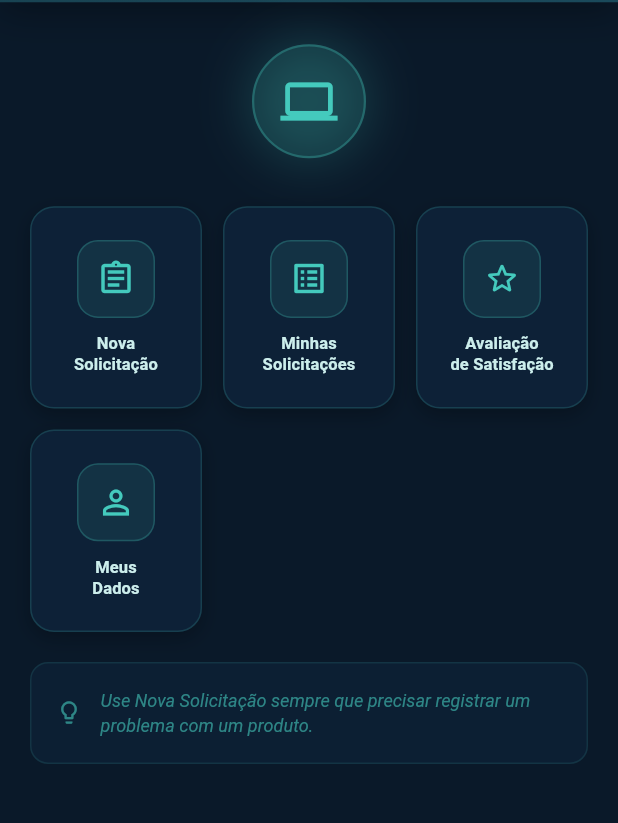
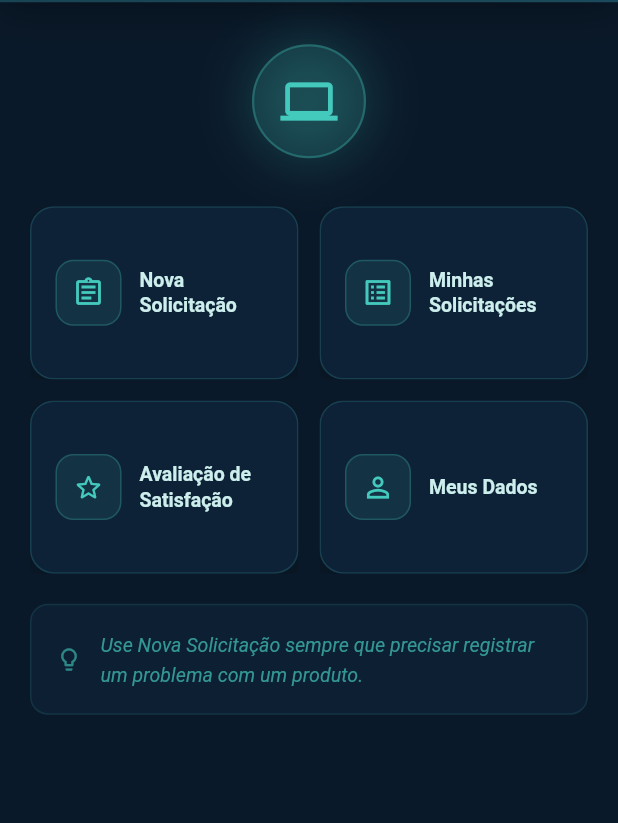
Before and after one commit to caua32/LogPass, a Flutter app: the DashboardPage screen opened by its route, on a phone screen of 412 x 824 dp, the part 168-991 px from its top. Run offline on Flutter 3.47's test engine with Material 3 defaults, Android fonts, the phone set to English and light mode, and no system bars; our stand-ins replace go_router, shared_preferences; accounts and stored records are empty; network calls fail.

Commit message:
Melhorias de estetica e acessibilidade no frontend

```diff
--- a/frontend/lib/core/app_header.dart
+++ b/frontend/lib/core/app_header.dart
@@ -97,7 +97,7 @@ class AppHeader extends StatelessWidget {
                     subtitle!,
                     style: TextStyle(
                       fontSize: 12,
-                      color: const Color(0xFF44CABD).withValues(alpha: 0.55),
+                      color: const Color(0xFF44CABD).withValues(alpha: 0.70),
                       letterSpacing: 0.1,
                     ),
                   ),
--- a/frontend/lib/pages/consumidor/request_page.dart
+++ b/frontend/lib/pages/consumidor/request_page.dart
@@ -184,7 +184,7 @@ class _RequestPageState extends State<RequestPage> with SingleTickerProviderStat
                       TextFormField(
                         controller: _cnpjCtrl,
                         keyboardType: TextInputType.text,
-                        style: const TextStyle(color: Color(0xFF44CABD), fontSize: 14),
+                        style: const TextStyle(color: Color(0xFFE8F8F7), fontSize: 14),
                         decoration: appInputDeco('00.000.000/0000-00'),
                         validator: (v) => (v == null || v.isEmpty)
                             ? 'Informe o CNPJ da empresa' : null,
@@ -210,7 +210,7 @@ class _RequestPageState extends State<RequestPage> with SingleTickerProviderStat
                     children: [
                       TextFormField(
                         controller: _numeroPedidoCtrl,
-                        style: const TextStyle(color: Color(0xFF44CABD), fontSize: 14),
+                        style: const TextStyle(color: Color(0xFFE8F8F7), fontSize: 14),
                         decoration: appInputDeco('Ex: 12345'),
                         validator: (v) => (v == null || v.isEmpty)
                             ? 'Informe o número do pedido' : null,
@@ -225,7 +225,7 @@ class _RequestPageState extends State<RequestPage> with SingleTickerProviderStat
                       TextFormField(
                         controller: _motivoCtrl,
                         maxLines: 4,
-                        style: const TextStyle(color: Color(0xFF44CABD), fontSize: 14),
+                        style: const TextStyle(color: Color(0xFFE8F8F7), fontSize: 14),
                         decoration: appInputDeco('Descreva detalhadamente o que aconteceu...'),
                         validator: (v) => (v == null || v.trim().length < 10)
                             ? 'Descreva o problema (mínimo 10 caracteres)' : null,
--- a/frontend/lib/pages/consumidor/user_profile_page.dart
+++ b/frontend/lib/pages/consumidor/user_profile_page.dart
@@ -193,7 +193,7 @@ class _UserProfilePageState extends State<UserProfilePage>
     return Container(
       padding: const EdgeInsets.all(20),
       decoration: BoxDecoration(
-        color: const Color(0xFF102A43),
+        color: const Color(0xFF0D2137),
         borderRadius: BorderRadius.circular(12),
         border: Border.all(color: const Color(0xFF44CABD).withValues(alpha: 0.2)),
       ),
--- a/frontend/lib/pages/dashboard_page.dart
+++ b/frontend/lib/pages/dashboard_page.dart
@@ -231,10 +231,10 @@ class _DashboardPageState extends State<DashboardPage> with TickerProviderStateM
       physics: const NeverScrollableScrollPhysics(),
       itemCount: items.length,
       gridDelegate: const SliverGridDelegateWithFixedCrossAxisCount(
-        crossAxisCount: 3,
+        crossAxisCount: 2,
         mainAxisSpacing: 14,
         crossAxisSpacing: 14,
-        childAspectRatio: 0.85,
+        childAspectRatio: 1.55,
       ),
       itemBuilder: (_, i) => _buildMenuCard(items[i], i),
     );
@@ -249,9 +249,17 @@ class _DashboardPageState extends State<DashboardPage> with TickerProviderStateM
         scale: 0.65 + 0.35 * value,
         child: Opacity(
           opacity: value.clamp(0.0, 1.0),
-          child: GestureDetector(
+          child: Semantics(
+            button: true,
+            label: item.label.replaceAll('\n', ' '),
+            child: Material(
+              color: Colors.transparent,
+              child: InkWell(
                 onTap: () => context.push(item.route),
-            child: Container(
+                borderRadius: BorderRadius.circular(16),
+                splashColor: _cyan.withValues(alpha: 0.12),
+                highlightColor: _cyan.withValues(alpha: 0.06),
+                child: Ink(
                   decoration: BoxDecoration(
                     color: _card,
                     borderRadius: BorderRadius.circular(16),
@@ -264,35 +272,38 @@ class _DashboardPageState extends State<DashboardPage> with TickerProviderStateM
                       ),
                     ],
                   ),
-              child: Column(
-                mainAxisAlignment: MainAxisAlignment.center,
+                  child: Padding(
+                    padding: const EdgeInsets.symmetric(horizontal: 16, vertical: 14),
+                    child: Row(
                       children: [
                         Container(
-                    width: 52,
-                    height: 52,
+                          width: 44,
+                          height: 44,
                           decoration: BoxDecoration(
                             color: _cyan.withValues(alpha: 0.10),
-                      borderRadius: BorderRadius.circular(14),
+                            borderRadius: BorderRadius.circular(12),
                             border: Border.all(color: _cyan.withValues(alpha: 0.25)),
                           ),
-                    child: Icon(item.icon, color: _cyan, size: 26),
+                          child: Icon(item.icon, color: _cyan, size: 22),
                         ),
-                  const SizedBox(height: 10),
-                  Padding(
-                    padding: const EdgeInsets.symmetric(horizontal: 4),
+                        const SizedBox(width: 12),
+                        Expanded(
                           child: Text(
-                      item.label,
+                            item.label.replaceAll('\n', ' '),
                             style: const TextStyle(
-                        fontSize: 11,
+                              fontSize: 13,
                               fontWeight: FontWeight.w600,
                               color: Color(0xFFCCEEEC),
                               height: 1.3,
-                        letterSpacing: 0.1,
                             ),
-                      textAlign: TextAlign.center,
+                            maxLines: 2,
+                            overflow: TextOverflow.ellipsis,
                           ),
                         ),
                       ],
+                    ),
+                  ),
+                ),
               ),
             ),
           ),
@@ -327,10 +338,10 @@ class _DashboardPageState extends State<DashboardPage> with TickerProviderStateM
                       ? 'Verifique as notificações regularmente para manter a satisfação dos clientes.'
                       : 'Use Nova Solicitação sempre que precisar registrar um problema com um produto.',
                   style: TextStyle(
-                    fontSize: 12,
-                    color: _cyan.withValues(alpha: 0.60),
+                    fontSize: 13,
+                    color: _cyan.withValues(alpha: 0.70),
                     fontStyle: FontStyle.italic,
-                    height: 1.4,
+                    height: 1.5,
                   ),
                 ),
               ),
--- a/frontend/lib/pages/empresa/company_profile_page.dart
+++ b/frontend/lib/pages/empresa/company_profile_page.dart
@@ -237,7 +237,7 @@ class _CompanyProfilePageState extends State<CompanyProfilePage>
     return Container(
       padding: const EdgeInsets.all(20),
       decoration: BoxDecoration(
-        color: const Color(0xFF102A43),
+        color: const Color(0xFF0D2137),
         borderRadius: BorderRadius.circular(12),
         border: Border.all(color: const Color(0xFF44CABD).withValues(alpha: 0.2)),
       ),
--- a/frontend/lib/pages/empresa/data_consult_page.dart
+++ b/frontend/lib/pages/empresa/data_consult_page.dart
@@ -100,7 +100,7 @@ class _DataConsultPageState extends State<DataConsultPage> {
               Container(
                 padding: const EdgeInsets.all(16),
                 decoration: BoxDecoration(
-                  color: const Color(0xFF102A43),
+                  color: const Color(0xFF0D2137),
                   borderRadius: BorderRadius.circular(12),
                   border: Border.all(color: const Color(0xFF44CABD).withValues(alpha: 0.2)),
                 ),
@@ -136,7 +136,7 @@ class _DataConsultPageState extends State<DataConsultPage> {
                         ),
                         child: DropdownButton<String>(
                           value: _filtroStatus,
-                          dropdownColor: const Color(0xFF102A43),
+                          dropdownColor: const Color(0xFF0D2137),
                           isExpanded: true,
                           underline: const SizedBox.shrink(),
                           style: const TextStyle(color: Color(0xFF44CABD), fontSize: 13),
@@ -162,7 +162,7 @@ class _DataConsultPageState extends State<DataConsultPage> {
               // Resultados
               Container(
                 decoration: BoxDecoration(
-                  color: const Color(0xFF102A43),
+                  color: const Color(0xFF0D2137),
                   borderRadius: BorderRadius.circular(12),
                   border: Border.all(color: const Color(0xFF44CABD).withValues(alpha: 0.2)),
                 ),
```
Also changed, not shown: frontend/lib/pages/admin/admin_dashboard_page.dart (+9 -4 lines), frontend/lib/pages/auth/login_page.dart (+5 -5 lines), frontend/lib/pages/auth/register_page.dart (+5 -5 lines), frontend/lib/pages/chat/chat_page.dart (+7 -3 lines), frontend/lib/pages/consumidor/minhas_reclamacoes_page.dart (+9 -4 lines), frontend/lib/pages/empresa/problems_notification_page.dart (+9 -4 lines), frontend/lib/pages/empresa/reports_page.dart (+12 -12 lines). Lines whose indentation alone changed are shown as unchanged.
